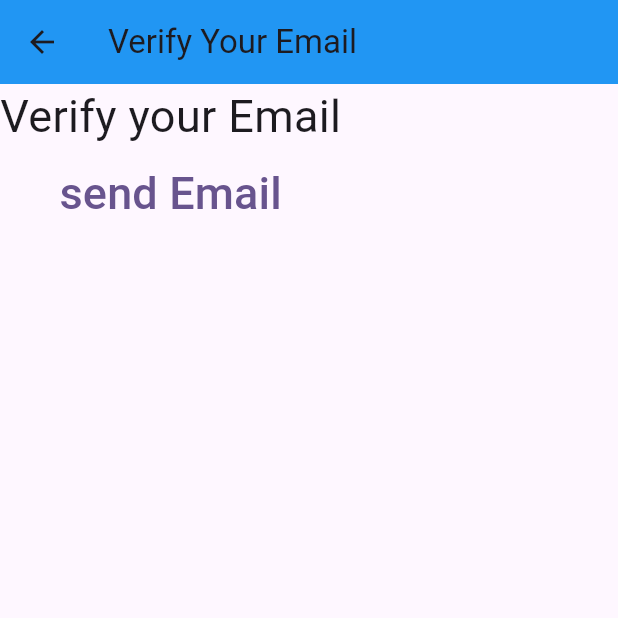
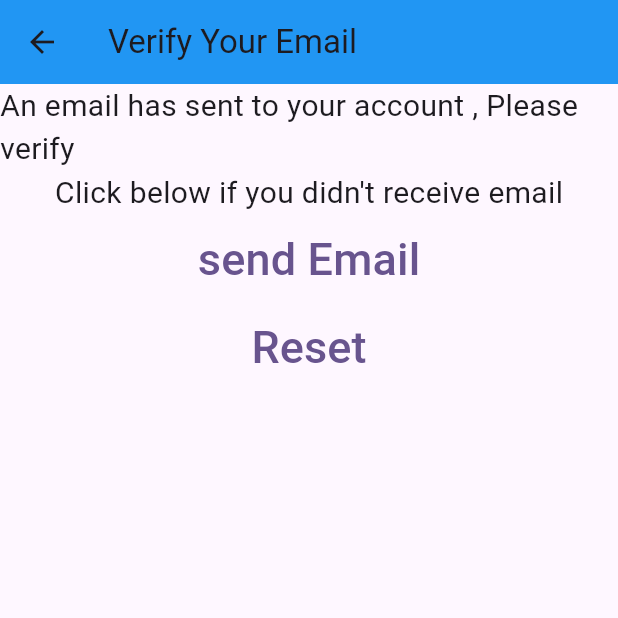
Before and after one commit to 420saqi/My-notes, a Flutter app: the VerifyEmail screen opened directly, on a phone screen of 412 x 824 dp, the top half of it. Run offline on Flutter 3.47's test engine with Material 2 defaults, Android fonts, the phone set to English and light mode, and no system bars; our stand-ins replace firebase_auth, firebase_core; accounts and stored records are empty.

Commit message:
chapter 23 is done

```diff
--- /dev/null
+++ b/lib/constants/routes.dart
@@ -0,0 +1,4 @@
+const String loginRoute = '/login/';
+const String registerRoute = '/register/';
+const String notesRoute = '/notes/';
+const String verifyEmailRoute = '/verifyEmail/' ;
--- a/lib/views/verifyEmail.dart
+++ b/lib/views/verifyEmail.dart
@@ -1,6 +1,6 @@
 import 'package:firebase_auth/firebase_auth.dart';
-import 'package:firebase_core/firebase_core.dart';
 import 'package:flutter/material.dart';
+import 'package:nots/constants/routes.dart%20';
 
 
 class VerifyEmail extends StatefulWidget {
@@ -20,12 +20,27 @@ class _VerifyEmailState extends State<VerifyEmail> {
       ),
       body: Column(
         children: [
-          const Text('Verify your Email', style: TextStyle(fontSize: 30),),
+          const Text('An email has sent to your account , Please verify',
+            style: TextStyle(fontSize: 20),),
+          const Text('Click below if you didn\'t receive email',
+            style: TextStyle(fontSize: 20),),
           TextButton(onPressed: ()async{
                 final user= FirebaseAuth.instance.currentUser;
                 await user!.sendEmailVerification();
+                // Navigator.of(context).pushNamedAndRemoveUntil('/notes/',
+                //         (route) => false,
+                // );
           },
-              child:const Text('send Email', style: TextStyle(fontSize: 30),))
+              child:const Text('send Email' ,
+              style: TextStyle(fontSize: 30),),),
+          TextButton(onPressed: ()async{
+            await FirebaseAuth.instance.signOut();
+            await Navigator.of(context).pushNamedAndRemoveUntil(
+                registerRoute,
+                (route) => false,
+            );
+          },
+            child: const Text('Reset',style: TextStyle(fontSize: 30),),),
         ],
       ),
     );
```
Also changed, not shown: lib/main.dart (+15 -80 lines), lib/utilities/show_error_dialog.dart (added, +16 -0 lines), lib/views/login.dart (+31 -20 lines), lib/views/notesView.dart (+79 -0 lines), lib/views/register.dart (+19 -7 lines).
